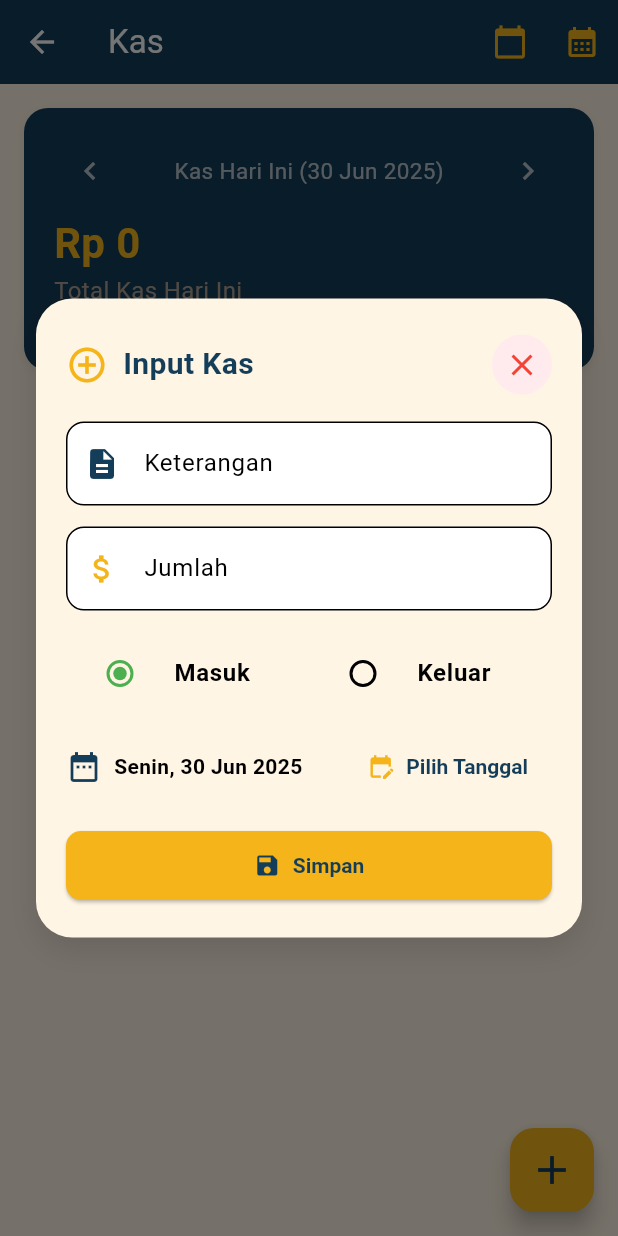
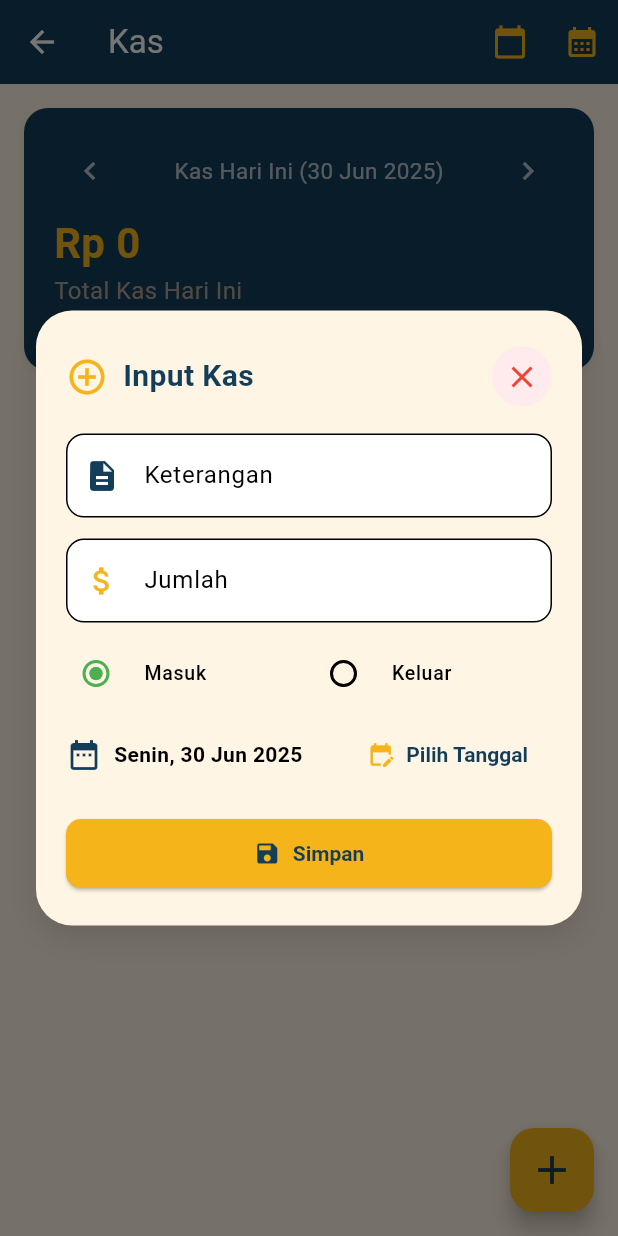
Before and after one commit to deka0305/catatan_simpel, a Flutter app: the KasPage screen opened directly, after a tap on the "chevron left" icon, after a tap on the "chevron right" icon, after a tap on the "add" icon, on a phone screen of 412 x 824 dp. Run offline on Flutter 3.47's test engine with Material 3 defaults, Android fonts, the light colour scheme and no system bars; our stand-ins replace share_plus, sqflite; accounts and stored records are empty.

Commit message:
Update kas_page.dart

```diff
--- a/lib/kas_page.dart
+++ b/lib/kas_page.dart
@@ -129,29 +129,36 @@
                         value: true,
                         groupValue: isMasuk,
                         title: const Text('Masuk',
-                                style: TextStyle(fontWeight: FontWeight.bold)),
+                          style: TextStyle(fontWeight: FontWeight.w500, fontSize: 13)),
                         activeColor: Color(0xFF4CAF50),
+                        contentPadding: EdgeInsets.zero,
+                        dense: true,
+                        visualDensity: VisualDensity.compact,
                         tileColor: isMasuk
-                                ? Color(0xFFB0E57C).withOpacity(0.3)
+                          ? Color(0xFFB0E57C).withOpacity(0.2)
                           : null,
                         shape: RoundedRectangleBorder(
-                                borderRadius: BorderRadius.circular(10)),
+                          borderRadius: BorderRadius.circular(8)),
                         onChanged: (v) =>
                           setStateDialog(() => isMasuk = true),
                         ),
                       ),
+                      SizedBox(width: 6),
                       Expanded(
                         child: RadioListTile<bool>(
                         value: false,
                         groupValue: isMasuk,
                         title: const Text('Keluar',
-                                style: TextStyle(fontWeight: FontWeight.bold)),
+                          style: TextStyle(fontWeight: FontWeight.w500, fontSize: 13)),
                         activeColor: Color(0xFFF44336),
+                        contentPadding: EdgeInsets.zero,
+                        dense: true,
+                        visualDensity: VisualDensity.compact,
                         tileColor: !isMasuk
-                                ? Color(0xFFFFC1C1).withOpacity(0.3)
+                          ? Color(0xFFFFC1C1).withOpacity(0.2)
                           : null,
                         shape: RoundedRectangleBorder(
-                                borderRadius: BorderRadius.circular(10)),
+                          borderRadius: BorderRadius.circular(8)),
                         onChanged: (v) =>
                           setStateDialog(() => isMasuk = false),
                         ),
```
Lines whose indentation alone changed are shown as unchanged.
